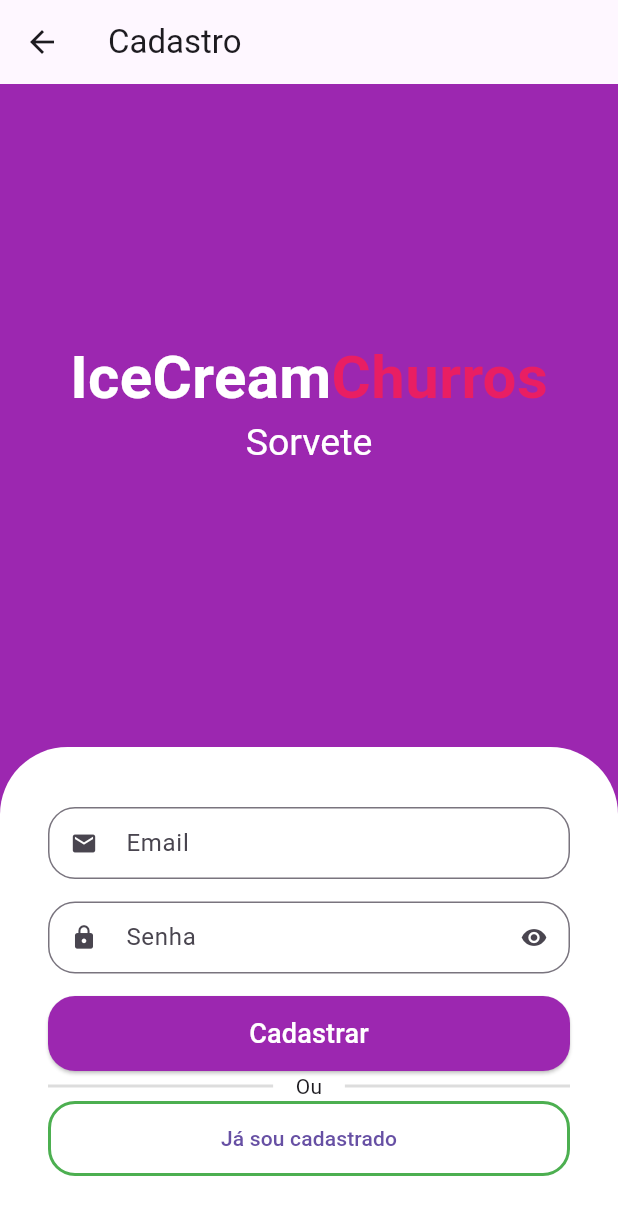
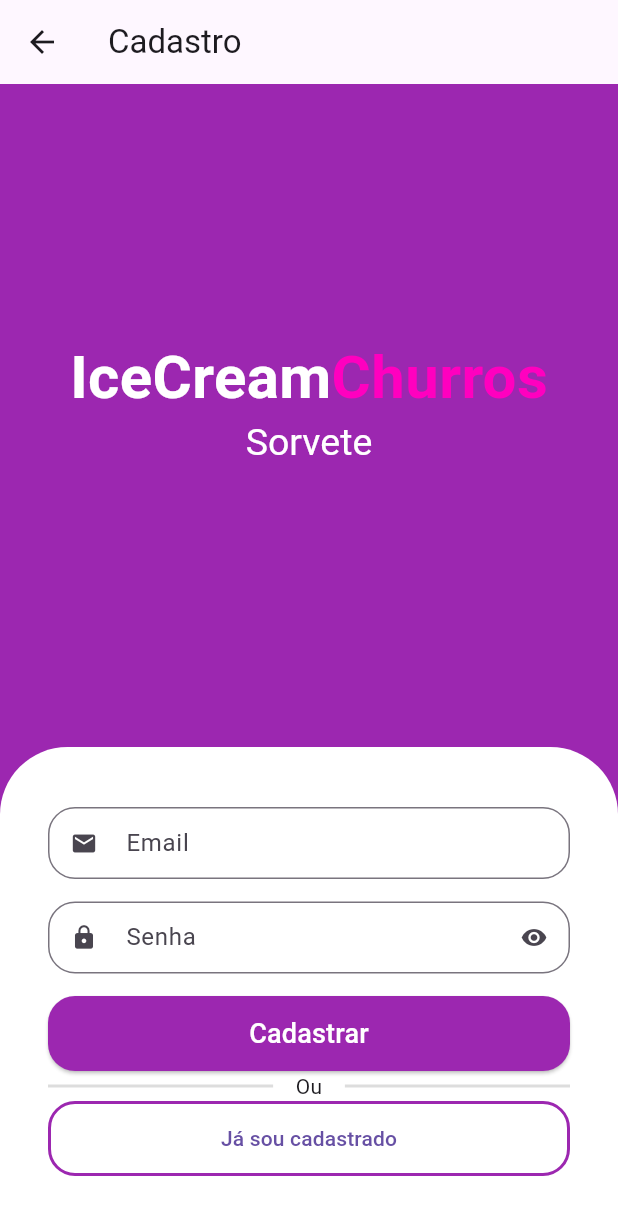
Before and after one commit to pedrwsxd/flutter-senac, a Flutter app: the screen it shows after launch, after a tap on "Criar conta", on a phone screen of 412 x 824 dp. Shown: the top 1215 px of the screen. Run offline on Flutter 3.47's test engine with Material 3 defaults, Android fonts, the phone set to English and light mode, and no system bars; drawn by our look-alikes of animated_text_kit; our stand-ins replace shared_preferences; missing offline and left inert: jwt_decode; Roboto replaces fonts that are missing (Horizon).

Commit message:
Atualização style

```diff
--- a/app_foodtruck/lib/src/auth/sign_in_screen.dart
+++ b/app_foodtruck/lib/src/auth/sign_in_screen.dart
@@ -19,7 +19,7 @@ class SignInScreen extends StatelessWidget {
     TextEditingController senhaController = TextEditingController();
 
     return Scaffold(
-      backgroundColor: Colors.green,
+      backgroundColor: Colors.purple,
       body: Column(
         children: [
           Expanded(
@@ -42,7 +42,7 @@ class SignInScreen extends StatelessWidget {
                       TextSpan(
                         text: 'Churros',
                         style: TextStyle(
-                          color: Color.fromARGB(255, 236, 10, 180),
+                          color: Color.fromARGB(255, 255, 0, 191),
                           fontWeight: FontWeight.bold,
                         ),
                       ),
@@ -103,7 +103,7 @@ class SignInScreen extends StatelessWidget {
                       child: ElevatedButton(
                         style: ElevatedButton.styleFrom(
                           foregroundColor: Colors.white,
-                          backgroundColor: Colors.green,
+                          backgroundColor: Colors.purple,
                           shape: RoundedRectangleBorder(
                             borderRadius: BorderRadius.circular(18),
                           ),
@@ -161,7 +161,7 @@ class SignInScreen extends StatelessWidget {
                           ),
                           side: const BorderSide(
                             width: 2,
-                            color: Colors.green,
+                            color: Colors.purple,
                           ),
                         ),
                         onPressed: () {
--- a/app_foodtruck/lib/src/auth/sign_up_screen.dart
+++ b/app_foodtruck/lib/src/auth/sign_up_screen.dart
@@ -56,7 +56,7 @@ class _SignUpScreenState extends State<SignUpScreen> {
                       TextSpan(
                         text: 'Churros',
                         style: TextStyle(
-                          color: Colors.pink,
+                          color: Color.fromARGB(255, 255, 0, 191),
                           fontWeight: FontWeight.bold,
                         ),
                       ),
@@ -167,7 +167,7 @@ class _SignUpScreenState extends State<SignUpScreen> {
                         ),
                         side: const BorderSide(
                           width: 2,
-                          color: Colors.green,
+                          color: Colors.purple,
                         ),
                       ),
                       onPressed: () {
```
